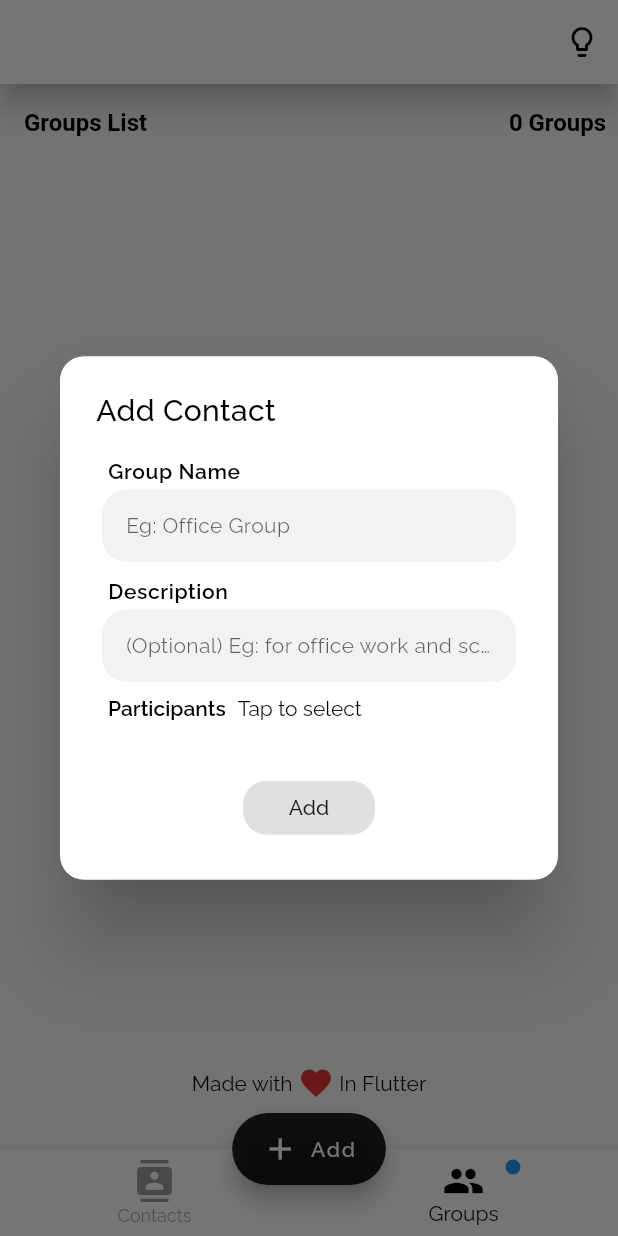
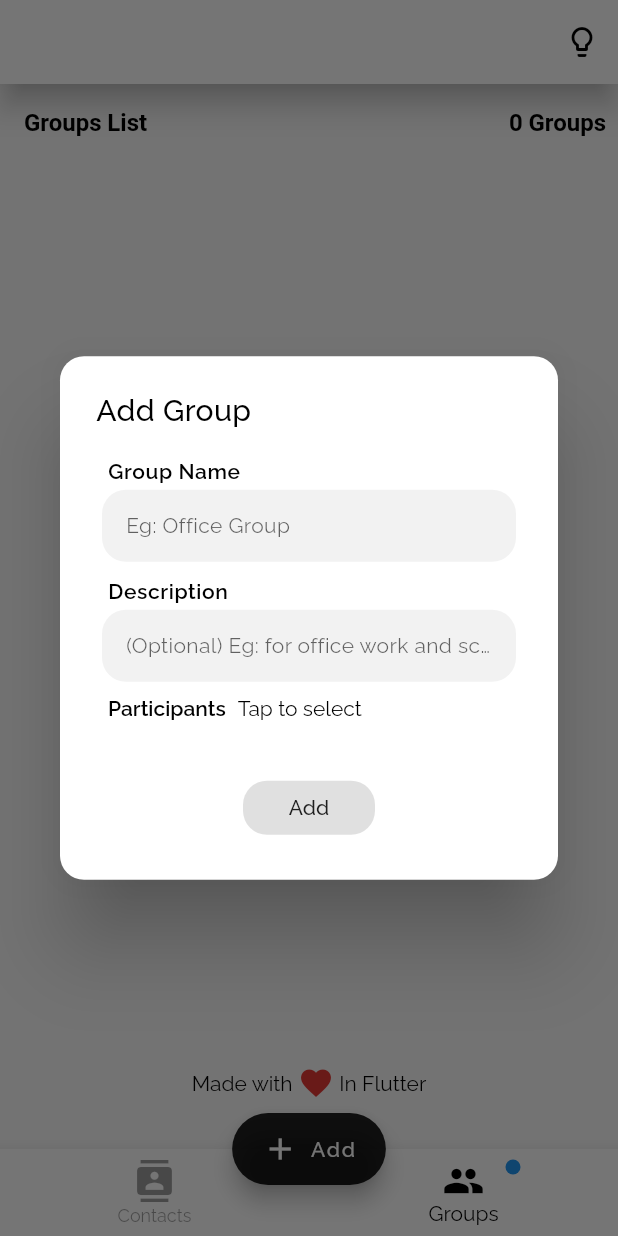
Before and after one commit to MayurPoptani/Contact-s-Book, a Flutter app: the screen it shows after launch, item 2 of the bottom bar chosen, after a tap on "Add", on a phone screen of 412 x 824 dp. Run offline on Flutter 3.47's test engine with Material 2 defaults, Android fonts, the phone set to English and light mode, and no system bars; our stand-ins replace animated_theme_switcher, google_fonts, moor_ffi, moor_flutter, velocity_x; generated files the repository leaves out were written again; statements that could not run were skipped.

Commit message:
Added Contact Search. Fised Contact Length Issue. Added Null Checks

```diff
--- a/lib/HomePage-Pages/ContactsPage.dart
+++ b/lib/HomePage-Pages/ContactsPage.dart
@@ -1,6 +1,7 @@
 import 'package:contacts_app/HomePage-Pages/functions/dialogs.dart';
 import 'package:contacts_app/HomePage-Pages/widgets/ContactListItem.dart';
 import 'package:contacts_app/variables.dart';
+import 'package:contacts_app/widgets/TextKeyAndValueWidgets.dart';
 import 'package:flutter/material.dart';
 import 'package:google_fonts/google_fonts.dart';
 import 'package:velocity_x/velocity_x.dart';
@@ -16,6 +17,10 @@ class ContactsPage extends StatefulWidget {
 }
 
 class _ContactsPageState extends State<ContactsPage> with AutomaticKeepAliveClientMixin{
+
+  bool searchContactsEnabled = false;
+  TextEditingController searchController = TextEditingController();
+
   @override
   Widget build(BuildContext context) {
     super.build(context);
@@ -41,6 +46,35 @@ class _ContactsPageState extends State<ContactsPage> with AutomaticKeepAliveClie
                   crossAxisAlignment: CrossAxisAlignment.start,
                   children: [
                     HeightBox(16),
+                    AnimatedCrossFade(
+                      duration: Duration(milliseconds: 500),
+                      crossFadeState: searchContactsEnabled?CrossFadeState.showSecond:CrossFadeState.showFirst,
+                      firstChild: Container(),
+                      secondChild: Column(
+                        children: [
+                          HKeyValueWidget(
+                            Text("Search", style: TextStyle(fontFamily: GoogleFonts.latoTextTheme().toString(), fontSize: 16, fontWeight: FontWeight.w700),),
+                            TextFormField(
+                              controller: searchController,
+                              cursorColor: isDark?Colors.white:Colors.black,
+                              style: TextStyle(letterSpacing: 0.25, fontSize: 14.0),
+                              textCapitalization: TextCapitalization.words,
+                              decoration: InputDecoration(
+                                contentPadding: EdgeInsets.all(16),
+                                filled: true,
+                                hintText: "Name or Number",
+                                fillColor: isDark?Colors.white24:Colors.black.withOpacity(0.05),
+                                border: OutlineInputBorder(borderRadius: BorderRadius.circular(16), borderSide: BorderSide(color: Colors.black, width: 0, style: BorderStyle.none)),
+                              ),
+                              onChanged: (str) => setState(() {}),
+                            ),
+                            // boldKey: true,
+                            // darkKey: true,
+                          ),
+                          HeightBox(16),
+                        ],
+                      ).px8(),
+                    ),
                     Container(
                       alignment: Alignment.centerRight,
                       padding: EdgeInsets.symmetric(horizontal: 8),
@@ -48,10 +82,17 @@ class _ContactsPageState extends State<ContactsPage> with AutomaticKeepAliveClie
                         padding: EdgeInsets.only(left: 8),
                         child: Row(
                           crossAxisAlignment: CrossAxisAlignment.center,
-                          mainAxisAlignment: MainAxisAlignment.spaceBetween,
+                          // mainAxisAlignment: MainAxisAlignment.spaceBetween,
                           children: [
                             Text("Contacts List", style: TextStyle(fontFamily: GoogleFonts.latoTextTheme().toString(), fontSize: 16, fontWeight: FontWeight.w700),),
+                            Expanded(child: Container()),
                             Text("${snapshot.data?.length??0} Contacts", style: TextStyle(fontFamily: GoogleFonts.latoTextTheme().toString(), fontSize: 16, fontWeight: FontWeight.w700),),
+                            WidthBox(8),
+                            Text(searchContactsEnabled?"Cancel":"Search", style: TextStyle(fontFamily: GoogleFonts.latoTextTheme().toString(), fontSize: 16, fontWeight: FontWeight.w700),)
+                            .box.make().px8().py2().box.rounded.border(color: isDark?Colors.white:Colors.black).make().click(() {
+                              if(searchContactsEnabled) searchController.text = "";
+                              setState(() => searchContactsEnabled = !searchContactsEnabled);
+                            }).make(),
                           ],
                         ),
                       )
@@ -65,7 +106,11 @@ class _ContactsPageState extends State<ContactsPage> with AutomaticKeepAliveClie
                         shrinkWrap: true,
                         itemCount: snapshot.data?.length??0,
                         itemBuilder: (_, i) {
-                          if(widget.selectionModeOn == false)
+                          if(widget.selectionModeOn == false) {
+                            if(!searchContactsEnabled
+                               || snapshot.data[i].name.toLowerCase().contains(searchController.text.trim().toLowerCase())
+                               || snapshot.data[i].number.toString().toLowerCase().contains(searchController.text.trim().toLowerCase())
+                            ) {
                               return ContactListItem(snapshot.data[i], key: ValueKey(snapshot.data[i].id), onTapCallback: () async {
                                 var data = await addNewContactItemDialog(context, contact: snapshot.data[i]);
                                 if(data!=null) {
@@ -73,7 +118,16 @@ class _ContactsPageState extends State<ContactsPage> with AutomaticKeepAliveClie
                                   if(mounted) setState(() {});
                                 }
                               },);
+                            }
                             else {
+                              return Container();
+                            }
+                          }
+                          else {
+                            if(!searchContactsEnabled
+                               || snapshot.data[i].name.toLowerCase().contains(searchController.text.trim().toLowerCase())
+                               || snapshot.data[i].number.toString().toLowerCase().contains(searchController.text.trim().toLowerCase())
+                            )
                             return Container(
                               child: Stack(
                                 fit: StackFit.loose,
@@ -97,6 +151,7 @@ class _ContactsPageState extends State<ContactsPage> with AutomaticKeepAliveClie
                                 ],
                               ),
                             );
+                            else return Container();
                           }
                         }
                       ),
--- a/lib/HomePage-Pages/functions/dialogs.dart
+++ b/lib/HomePage-Pages/functions/dialogs.dart
@@ -58,6 +58,7 @@ Future<Contact> addNewContactItemDialog(BuildContext context, {Contact contact})
                       textCapitalization: TextCapitalization.words,
                       keyboardType: TextInputType.numberWithOptions(decimal: false, signed: false),
                       inputFormatters: [WhitelistingTextInputFormatter.digitsOnly],
+                      maxLength: 10,
                       decoration: InputDecoration(
                         contentPadding: EdgeInsets.all(16),
                         filled: true,
@@ -106,7 +107,7 @@ Future<Contact> addNewContactItemDialog(BuildContext context, {Contact contact})
                         // child: Text(contact==null?"Add":"Update", style: TextStyle(color: isDark?Colors.white:Colors.black87),),
                         child: Text(contact==null?"Add":"Update", style: TextStyle(color: Colors.white),),
                         onPressed: () {
-                          if(nameController.text.trim().isNotEmpty) {
+                          if(nameController.text.trim().isNotEmpty && numberController.text.trim().length==10) {
                             Contact c;
                             if(contact==null) c = Contact(name: nameController.text.trim(), gender: isMale, createdOn: null, id: null, number: numberController.text.trim());
                             else c = contact.copyWith(name: nameController.text.trim(), gender: isMale, number: numberController.text.trim());
@@ -139,7 +140,7 @@ Future<MapEntry<Group,List<int>>> addNewGroupItemDialog(BuildContext context, {M
       return StatefulBuilder(builder: (_, stateSetter) => AlertDialog(
           backgroundColor: isDark?Colors.black:Colors.white,
           shape: RoundedRectangleBorder(borderRadius: BorderRadius.circular(16)),
-          title: Text(group==null?"Add Contact":"Update Contact", style: TextStyle(letterSpacing: 0.25,),),
+          title: Text(group==null?"Add Group":"Update Group", style: TextStyle(letterSpacing: 0.25,),),
           content: Container(
               color: isDark?Colors.black:Colors.white,
               child: Column(
--- a/lib/HomePage.dart
+++ b/lib/HomePage.dart
@@ -66,10 +66,16 @@ class _HomePageState extends State<HomePage> {
           onPressed: () async {
             if(_pageIndex == 0) {
               Contact newContact = await addNewContactItemDialog(context);
-              print("Insert ID = "+(await db.addNewOrUpdateContact(newContact)).toString());
+              if(newContact!=null) {
+                int insertId = await db.addNewOrUpdateContact(newContact);
+                print("Returned Insert Id = "+((insertId??"null").toString()));
+              }
             } else {
               MapEntry<Group,List<int>> groupNameAndContactIds = await addNewGroupItemDialog(context);
-              if(groupNameAndContactIds!=null) print((await db.addNewOrUpdateGroup(groupNameAndContactIds.key, groupNameAndContactIds.value)).toString());
+              if(groupNameAndContactIds!=null) {
+                int insertId = await db.addNewOrUpdateGroup(groupNameAndContactIds.key, groupNameAndContactIds.value);
+                print("Returned Insert Id = "+((insertId??null).toString()));
+              }
             }
           },
         ),
--- a/lib/main.dart
+++ b/lib/main.dart
@@ -4,7 +4,6 @@ import 'package:contacts_app/variables.dart';
 import 'package:flutter/material.dart';
 import 'package:google_fonts/google_fonts.dart';
 import 'package:contacts_app/HomePage.dart';
-
 
 void main() {
   WidgetsFlutterBinding.ensureInitialized();
```
Also changed, not shown: pubspec.lock. Lines whose indentation alone changed are shown as unchanged.
